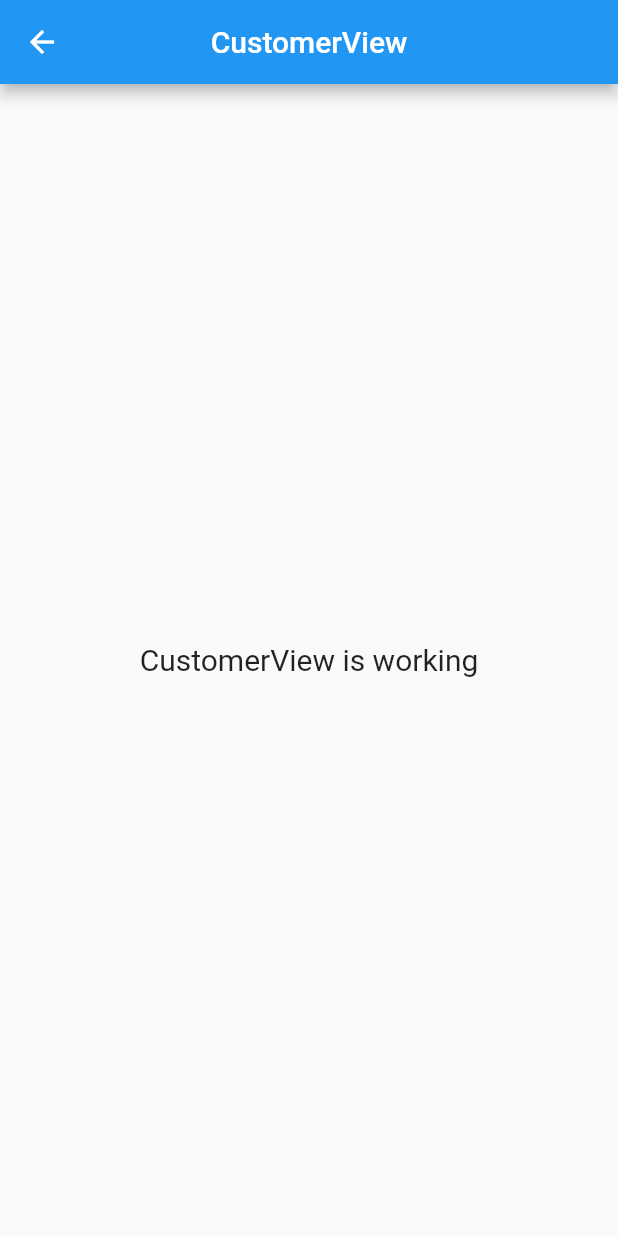
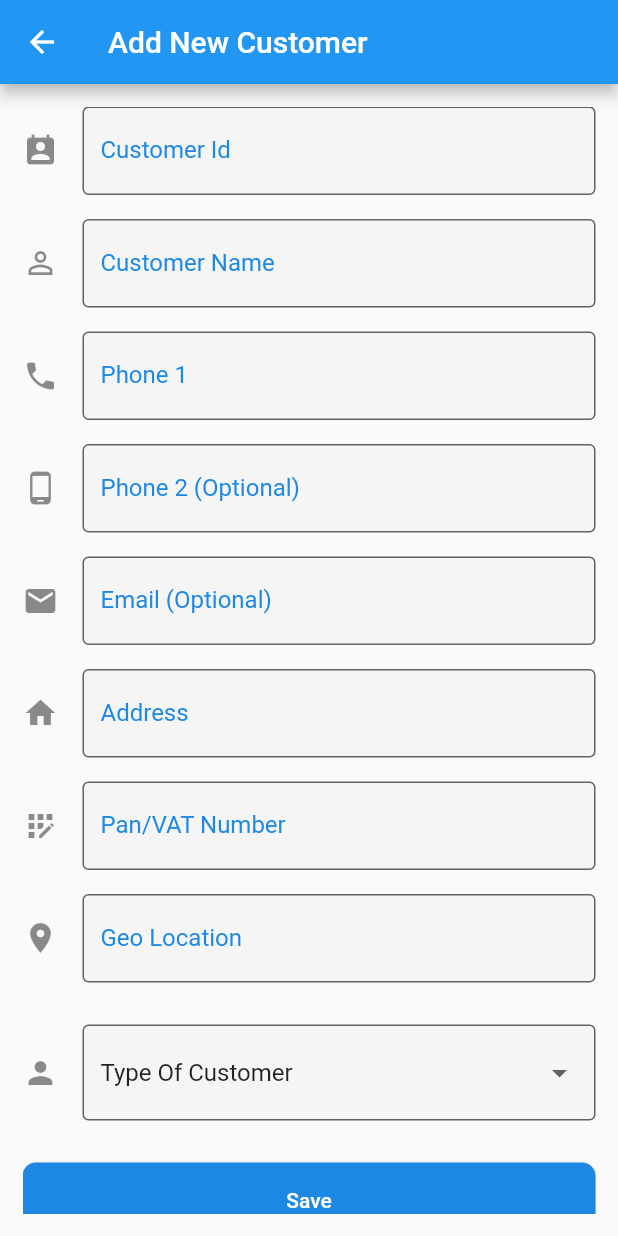
Before and after one commit to nivaja/LeAccFlutter, a Flutter app: the CustomerView screen opened by its route, on a phone screen of 412 x 824 dp. Run offline on Flutter 3.47's test engine with Material 2 defaults, Android fonts, the phone set to English and light mode, and no system bars; our stand-ins replace get.

Commit message:
RM - Added login and customer screen

```diff
--- /dev/null
+++ b/lib/app/modules/common/views/action_button.dart
@@ -0,0 +1,27 @@
+import 'package:flutter/material.dart';
+
+class FrappeNavigationButton extends StatelessWidget {
+  late String buttonText;
+
+  FrappeNavigationButton(this.buttonText);
+
+  @override
+  Widget build(BuildContext context) {
+    return ButtonTheme(
+        child: SizedBox(
+          width: 140,
+          height: 50,
+          child: ElevatedButton(
+            onPressed: () {},
+            style: ElevatedButton.styleFrom(
+              primary: Colors.blue[600],
+              shape: RoundedRectangleBorder(borderRadius: BorderRadius.circular(9)),
+            ),
+            child: Text(
+              buttonText,
+              style: TextStyle(color: Colors.white),
+            ),
+          ),
+    ));
+  }
+}
--- /dev/null
+++ b/lib/app/modules/common/views/dropdown_field_widget.dart
@@ -0,0 +1,39 @@
+import 'package:flutter/material.dart';
+
+class FrappeDropdownField extends StatefulWidget {
+  late Icon dropdownFieldIcons;
+  List<String> dropdownList;
+  FrappeDropdownField({required this.dropdownFieldIcons, required this.dropdownList});
+  @override
+  State<FrappeDropdownField> createState() => _FrappeDropdownFieldState();
+}
+
+class _FrappeDropdownFieldState extends State<FrappeDropdownField> {
+  String dropdownValue = 'Type Of Customer';
+
+  @override
+  Widget build(BuildContext context) {
+    return DropdownButtonFormField(value: dropdownValue, items: widget.dropdownList.map((String items) {
+      return DropdownMenuItem(
+          value: items,
+          child: Text(items)
+      );
+    }).toList(),
+      onChanged: (String? newValue) {
+        setState(() {
+          dropdownValue = newValue!;
+        });
+      },
+      decoration:InputDecoration(
+          fillColor: Colors.grey[100],
+          filled: true,
+          border: OutlineInputBorder(),
+          icon: widget.dropdownFieldIcons,
+          // labelText: text,
+          labelStyle: TextStyle(
+            color: Colors.blue[600],
+          )
+      ),
+    );
+  }
+}
--- a/lib/app/modules/customer/views/customer_view.dart
+++ b/lib/app/modules/customer/views/customer_view.dart
@@ -2,6 +2,9 @@ import 'package:flutter/material.dart';
 
 import 'package:get/get.dart';
 
+import '../../common/views/action_button.dart';
+import '../../common/views/dropdown_field_widget.dart';
+import '../../common/views/input_field_widget.dart';
 import '../controllers/customer_controller.dart';
 
 class CustomerView extends GetView<CustomerController> {
@@ -10,13 +13,39 @@ class CustomerView extends GetView<CustomerController> {
   Widget build(BuildContext context) {
     return Scaffold(
       appBar: AppBar(
-        title: const Text('CustomerView'),
-        centerTitle: true,
+        title: const Text('Add New Customer'),
       ),
-      body: Center(
-        child: Text(
-          'CustomerView is working',
-          style: TextStyle(fontSize: 20),
+      body: Padding(
+        padding: const EdgeInsets.all(15.0),
+
+        child:
+        Expanded(
+            child : ListView(
+                shrinkWrap: true,
+                children: [
+                  FrappeTextField('Customer Id', Icon(Icons.perm_contact_cal)),
+                  Padding(padding: EdgeInsets.all(8)),
+                  FrappeTextField('Customer Name', Icon(Icons.perm_identity)),
+                  Padding(padding: EdgeInsets.all(8)),
+                  FrappeTextField('Phone 1', Icon(Icons.phone)),
+                  Padding(padding: EdgeInsets.all(8)),
+                  FrappeTextField('Phone 2 (Optional)', Icon(Icons.phone_android)),
+                  Padding(padding: EdgeInsets.all(8)),
+                  FrappeTextField('Email (Optional)', Icon(Icons.email)),
+                  Padding(padding: EdgeInsets.all(8)),
+                  FrappeTextField('Address', Icon(Icons.home)),
+                  Padding(padding: EdgeInsets.all(8)),
+                  FrappeTextField('Pan/VAT Number', Icon(Icons.app_registration)),
+                  Padding(padding: EdgeInsets.all(8)),
+                  FrappeTextField('Geo Location', Icon(Icons.location_on)),
+                  Padding(padding: EdgeInsets.all(14)),
+
+                  FrappeDropdownField(dropdownFieldIcons: Icon(Icons.person), dropdownList: ['Type Of Customer', 'Wholesale', 'Retail'], ),
+                  Padding(padding: EdgeInsets.all(14)),
+
+                  FrappeNavigationButton('Save'),
+                ]
+            )
         ),
       ),
     );
--- a/lib/app/modules/home/views/home_view.dart
+++ b/lib/app/modules/home/views/home_view.dart
@@ -4,6 +4,7 @@ import 'package:leacc_pos/app/modules/ledger/views/ledger_view.dart';
 import 'package:leacc_pos/app/modules/payment/views/payment_view.dart';
 import 'package:leacc_pos/app/modules/sales_order/views/sales_order_view.dart';
 
+import '../../login/views/login_view.dart';
 import '../../sales/views/sales_view.dart';
 
 class HomeView extends StatefulWidget {
@@ -16,6 +17,7 @@ class HomeView extends StatefulWidget {
 class _HomeViewState extends State<HomeView> {
   int currentIndex = 0;
   static const List<Widget> widgetOptions = <Widget>[
+    LoginView(),
     CustomerView(),
     SalesOrderView(),
     PaymentView(),
@@ -40,6 +42,7 @@ class _HomeViewState extends State<HomeView> {
         selectedItemColor: Colors.blue,
         onTap: (index) => setState(() => currentIndex = index),
         items: const <BottomNavigationBarItem>[
+          BottomNavigationBarItem(icon: Icon(Icons.person), label: 'Login'),
           BottomNavigationBarItem(icon: Icon(Icons.person), label: 'Customer'),
           BottomNavigationBarItem(
               icon: Icon(Icons.edit_calendar), label: 'Sales Order'),
```
Also changed, not shown: lib/app/modules/common/views/button_navigation_field_widget.dart (deleted, +0 -22 lines), lib/app/modules/login/views/login_view.dart (+29 -4 lines).
